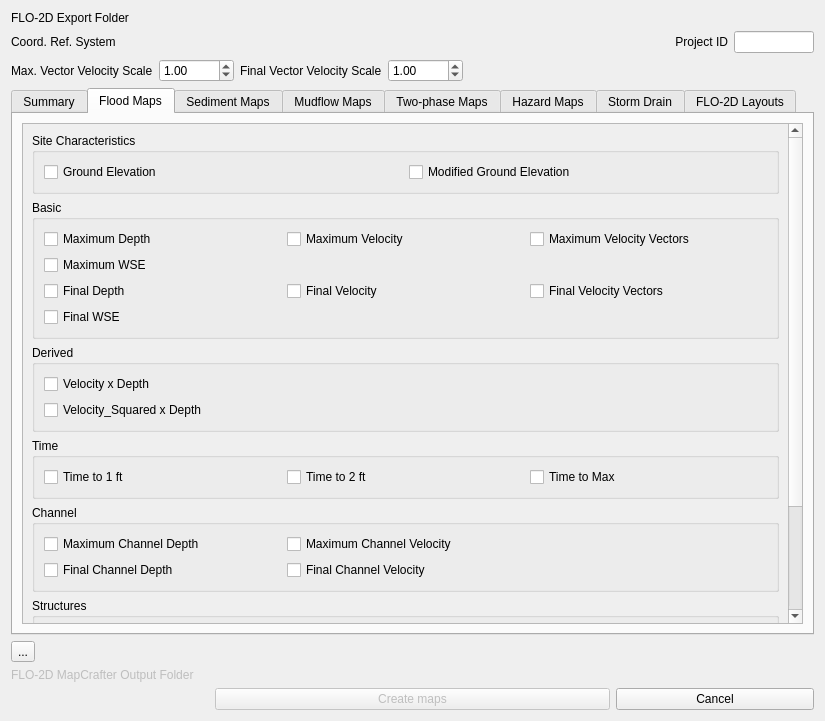
Qt form flo2d_mapcrafter/flo2d_mapcrafter_dialog_base.ui (FLO-2DSoftware/FLO-2DMapCrafter) before a commit.
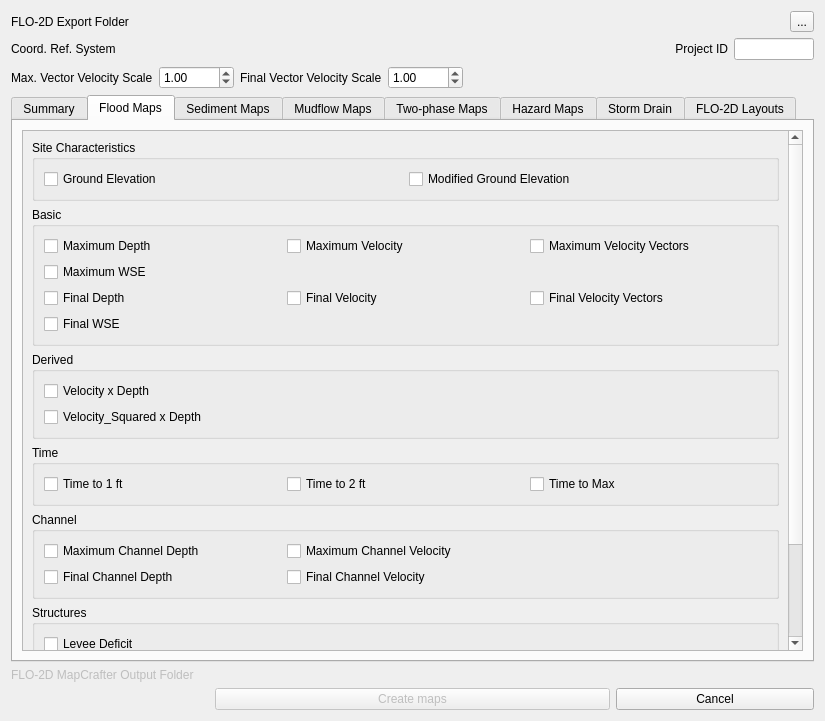
The same form after that commit. The open tabs and pages were chosen to show the change. Icons and pictures are not drawn. Custom widgets are drawn as their Qt base class.

Commit message: Reposition refresh button next to file picker

What changed in the file:
```diff
--- a/flo2d_mapcrafter/flo2d_mapcrafter_dialog_base.ui
+++ b/flo2d_mapcrafter/flo2d_mapcrafter_dialog_base.ui
@@ -76,11 +76,41 @@
       </widget>
      </item>
      <item row="0" column="1" colspan="6">
-      <widget class="QgsFileWidget" name="flo2d_out_folder">
-       <property name="storageMode">
-        <enum>QgsFileWidget::GetDirectory</enum>
-       </property>
-      </widget>
+      <layout class="QHBoxLayout" name="out_folder_hlayout">
+       <item>
+        <widget class="QgsFileWidget" name="flo2d_out_folder">
+         <property name="sizePolicy">
+          <sizepolicy hsizetype="Expanding" vsizetype="Preferred">
+           <horstretch>0</horstretch>
+           <verstretch>0</verstretch>
+          </sizepolicy>
+         </property>
+         <property name="storageMode">
+          <enum>QgsFileWidget::GetDirectory</enum>
+         </property>
+        </widget>
+       </item>
+       <item>
+        <widget class="QToolButton" name="refresh_btn">
+         <property name="toolTip">
+          <string>&lt;html&gt;&lt;head/&gt;&lt;body&gt;&lt;p&gt;Re-scan output folder and update available files&lt;/p&gt;&lt;/body&gt;&lt;/html&gt;</string>
+         </property>
+         <property name="text">
+          <string>...</string>
+         </property>
+         <property name="icon">
+          <iconset>
+           <normaloff>img/refresh_button.svg</normaloff>img/refresh_button.svg</iconset>
+         </property>
+         <property name="iconSize">
+          <size>
+           <width>25</width>
+           <height>25</height>
+          </size>
+         </property>
+        </widget>
+       </item>
+      </layout>
      </item>
      <item row="2" column="1">
       <widget class="QDoubleSpinBox" name="max_vector_scale_sb">
@@ -543,8 +573,8 @@
            <rect>
             <x>0</x>
             <y>0</y>
-            <width>773</width>
-            <height>443</height>
+            <width>490</width>
+            <height>673</height>
            </rect>
           </property>
           <layout class="QGridLayout" name="gridLayout_99">
@@ -4088,26 +4118,6 @@
      </widget>
     </widget>
    </item>
-   <item>
-    <widget class="QToolButton" name="refresh_btn">
-     <property name="toolTip">
-      <string>&lt;html&gt;&lt;head/&gt;&lt;body&gt;&lt;p&gt;Re-scan output folder and update available files&lt;/p&gt;&lt;/body&gt;&lt;/html&gt;</string>
-     </property>
-     <property name="text">
-      <string>...</string>
-     </property>
-     <property name="icon">
-      <iconset>
-       <normaloff>img/refresh_button.svg</normaloff>img/refresh_button.svg</iconset>
-     </property>
-     <property name="iconSize">
-      <size>
-       <width>25</width>
-       <height>25</height>
-      </size>
-     </property>
-    </widget>
-   </item>
    <item>
     <layout class="QGridLayout" name="gridLayout_44">
      <item row="0" column="1" colspan="3">
```
Left out of the diff: 24 changed lines with no effect on the pictures.
